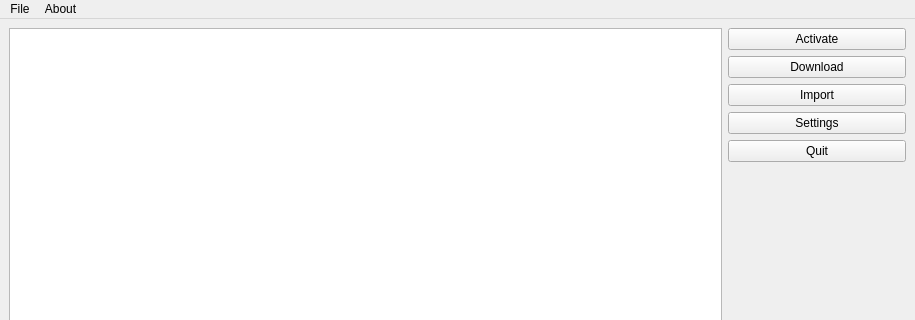
First picture: the form in ui/main.ui, repository zer0pink/ModFlux, before the edit; both pictures show x 0 to 915 and y 0 to 320 of the 915 by 909 pixel window.
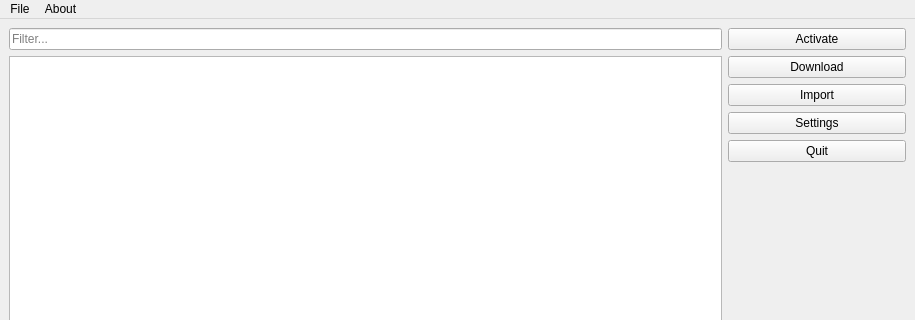
Second picture: the form after the edit.

Patch:
```diff
--- a/ui/main.ui
+++ b/ui/main.ui
@@ -16,12 +16,23 @@
   <widget class="QWidget" name="centralwidget">
    <layout class="QHBoxLayout" name="horizontalLayout" stretch="80,20">
     <item>
+     <layout class="QVBoxLayout" name="verticalLayout_2">
+      <item>
+       <widget class="QLineEdit" name="filterModList">
+        <property name="placeholderText">
+         <string>Filter...</string>
+        </property>
+       </widget>
+      </item>
+      <item>
      <widget class="QTableView" name="tableMods">
       <property name="contextMenuPolicy">
        <enum>Qt::ContextMenuPolicy::CustomContextMenu</enum>
       </property>
      </widget>
     </item>
+     </layout>
+    </item>
     <item>
      <layout class="QVBoxLayout" name="verticalLayout" stretch="0,0,0,0,0">
       <item>
```
Left out of the diff: 17 changed lines with no effect on the pictures. Lines whose indentation alone changed are shown as unchanged.
